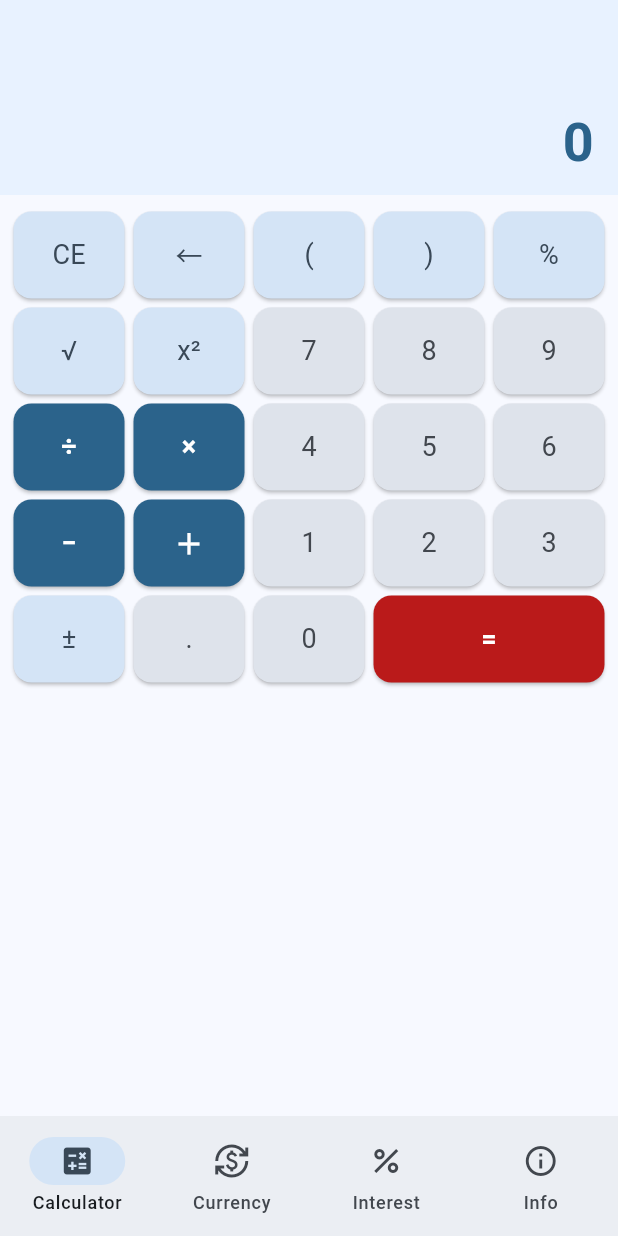
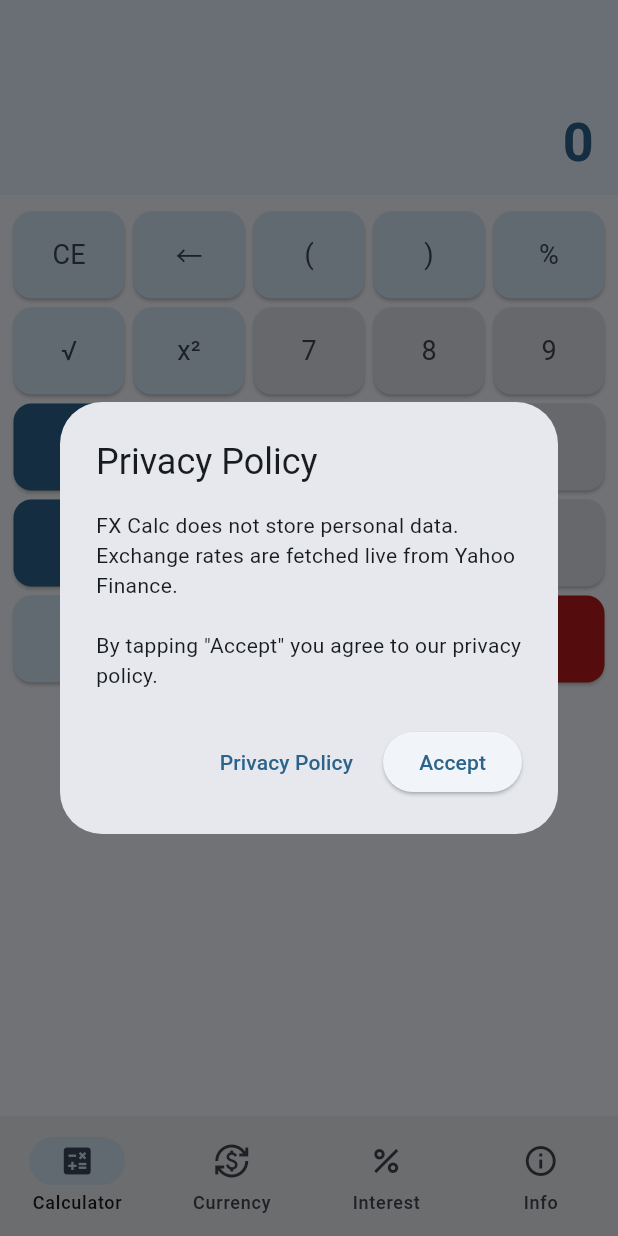
Before and after one commit to StockMonitorCH/fx-calc, a Flutter app: the screen it shows after launch, on a phone screen of 412 x 824 dp. Run offline on Flutter 3.47's test engine with Material 3 defaults, Android fonts, the phone set to English and light mode, and no system bars; our stand-ins replace math_expressions, package_info_plus, shared_preferences; network calls fail; key blocks and very long unbroken strings in the code were emptied for the run.

Commit message:
v1.0.9: Privacy-Consent-Dialog + Round-Icon + Datenschutzerklärung
- Erster-Start-Dialog mit Link zur Privacy Policy (Huawei-Anforderung)
- Privacy Policy Link in Info-Seite
- ic_launcher_round.png für konsistente Icon-Darstellung auf EMUI
- docs/privacy.html für GitHub Pages
- shared_preferences für Consent-Speicherung

Co-Authored-By: Claude Sonnet 4.6 <noreply@anthropic.com>

```diff
--- a/lib/main.dart
+++ b/lib/main.dart
@@ -7,7 +7,12 @@ import 'package:http/http.dart' as http;
 import 'package:intl/intl.dart';
 import 'package:math_expressions/math_expressions.dart';
 import 'package:package_info_plus/package_info_plus.dart';
+import 'package:shared_preferences/shared_preferences.dart';
 import 'package:url_launcher/url_launcher.dart';
+
+// ─── Datenschutz ─────────────────────────────────────────────────────────────
+
+const String kPrivacyUrl = 'https://www.stock-monitor.ch/privacy';
 
 // ─── App-Einstieg ────────────────────────────────────────────────────────────
 
@@ -47,6 +52,27 @@ int _neededDecimals(double v, {int max = 12}) {
   int n = dec.length;
   while (n > 0 && dec[n - 1] == '0') n--;
   return n;
+}
+
+// ─── Tausendertrennzeichen für Eingabe ───────────────────────────────────────
+
+String _thousandFmt(String digits) {
+  final sep = _isDE() ? "'" : ',';
+  final buf = StringBuffer();
+  final offset = digits.length % 3;
+  for (int i = 0; i < digits.length; i++) {
+    if (i > 0 && (i - offset) % 3 == 0) buf.write(sep);
+    buf.write(digits[i]);
+  }
+  return buf.toString();
+}
+
+// Fügt Tausendertrennzeichen in einen Display-String ein (nur Ganzzahl-Teile ≥4 Stellen)
+String _addThousands(String s) {
+  return s.replaceAllMapped(RegExp(r'\d{4,}'), (m) {
+    if (m.start > 0 && s[m.start - 1] == '.') return m.group(0)!;
+    return _thousandFmt(m.group(0)!);
+  });
 }
 
 // ─── Twint QR ────────────────────────────────────────────────────────────────
@@ -196,9 +222,21 @@ class _HomeScreenState extends State<HomeScreen> {
   @override
   void initState() {
     super.initState();
+    WidgetsBinding.instance.addPostFrameCallback((_) => _checkPrivacyConsent());
     if (Platform.isAndroid) {
       Future.delayed(const Duration(seconds: 3), _checkForUpdate);
     }
+  }
+
+  Future<void> _checkPrivacyConsent() async {
+    final prefs = await SharedPreferences.getInstance();
+    final accepted = prefs.getBool('privacy_accepted') ?? false;
+    if (accepted || !mounted) return;
+    await showDialog(
+      context: context,
+      barrierDismissible: false,
+      builder: (_) => _PrivacyConsentDialog(),
+    );
   }
 
   Future<void> _checkForUpdate({bool showUpToDate = false}) async {
@@ -303,12 +341,14 @@ class CalcDisplay extends StatelessWidget {
   final String main;
   final String sub;
   final String history;
+  final bool pendingOp;
 
   const CalcDisplay({
     super.key,
     required this.main,
     this.sub = '',
     this.history = '',
+    this.pendingOp = false,
   });
 
   @override
@@ -317,6 +357,9 @@ class CalcDisplay extends StatelessWidget {
     final fs = main.length <= 9 ? 36.0
         : main.length <= 14 ? 26.0
         : main.length <= 20 ? 20.0 : 15.0;
+
+    final mainStyle = TextStyle(
+        fontSize: fs, fontWeight: FontWeight.bold, color: cs.primary);
 
     return SizedBox(
       height: 130,
@@ -333,13 +376,21 @@ class CalcDisplay extends StatelessWidget {
                   style: TextStyle(fontSize: 12, color: cs.onSurface.withValues(alpha: 0.5)),
                   textAlign: TextAlign.right),
             const Spacer(),
-            Text(main,
-                style: TextStyle(
-                    fontSize: fs,
-                    fontWeight: FontWeight.bold,
-                    color: cs.primary),
+            if (pendingOp && main.isNotEmpty)
+              RichText(
                 textAlign: TextAlign.right,
-                maxLines: 2),
+                maxLines: 2,
+                text: TextSpan(
+                  style: mainStyle,
+                  children: [
+                    TextSpan(text: main.substring(0, main.length - 1)),
+                    TextSpan(text: main[main.length - 1],
+                        style: TextStyle(color: cs.error)),
+                  ],
+                ),
+              )
+            else
+              Text(main, style: mainStyle, textAlign: TextAlign.right, maxLines: 2),
             if (sub.isNotEmpty)
               Text(sub,
                   style: TextStyle(fontSize: 12, color: cs.onSurface.withValues(alpha: 0.6)),
@@ -367,6 +418,7 @@ class _CalculatorPageState extends State<CalculatorPage> {
   String _hist     = '';
   String _histFull = '';   // vollständige Rechnung z.B. "1234 × 5.6 = 6'910.4"
   bool   _eval     = false;
+  bool   _pendingOp = false; // = nach unvollständiger Eingabe (z.B. 5+= )
 
   @override
   void initState() {
@@ -384,11 +436,13 @@ class _CalculatorPageState extends State<CalculatorPage> {
   String get _displayText {
     final d = _disp.isEmpty ? '0' : _disp;
     final open = '('.allMatches(d).length - ')'.allMatches(d).length;
-    return open > 0 ? d + ')' * open : d;
+    final s = open > 0 ? d + ')' * open : d;
+    return _addThousands(s);
   }
 
   void _btn(String t) {
     setState(() {
+      if (t != '=') _pendingOp = false;
       if (t == 'CE') {
         _expr = ''; _disp = ''; _hist = ''; _histFull = ''; _eval = false; return;
       }
@@ -405,7 +459,7 @@ class _CalculatorPageState extends State<CalculatorPage> {
       }
       if (t == '=') { _evaluate(); return; }
 
-      if (_eval && !['＋','−','×','÷','%','²'].any((op) => t == op)) {
+      if (_eval && !['＋','−','×','÷','%','x²'].any((op) => t == op)) {
         _expr = ''; _disp = '';
       }
       _eval = false;
@@ -442,6 +496,13 @@ class _CalculatorPageState extends State<CalculatorPage> {
 
   void _evaluate() {
     if (_expr.isEmpty) return;
+
+    // Ausdruck endet mit binärem Operator → Operator rot anzeigen, warten
+    if (RegExp(r'[+\-*/]$').hasMatch(_expr)) {
+      setState(() => _pendingOp = true);
+      return;
+    }
+
     final open = '('.allMatches(_expr).length - ')'.allMatches(_expr).length;
     final evalStr = _expr + ')' * (open > 0 ? open : 0);
     final dispStr = _disp + ')' * (open > 0 ? open : 0);
@@ -458,12 +519,13 @@ class _CalculatorPageState extends State<CalculatorPage> {
         _disp = rs;
         _expr = result.toString();
         _eval = true;
+        _pendingOp = false;
         widget.onResult(result);
       });
     } catch (_) {
       setState(() {
         _disp = tr('Fehler', 'Error');
-        _expr = ''; _eval = false;
+        _expr = ''; _eval = false; _pendingOp = false;
       });
     }
   }
@@ -503,7 +565,7 @@ class _CalculatorPageState extends State<CalculatorPage> {
     return SafeArea(
       child: Column(
         children: [
-          CalcDisplay(main: _displayText),
+          CalcDisplay(main: _displayText, pendingOp: _pendingOp),
           Expanded(
             child: Padding(
               padding: const EdgeInsets.fromLTRB(6, 8, 6, 4),
@@ -1067,6 +1129,42 @@ class _SavingsPageState extends State<SavingsPage> {
   }
 }
 
+// ─── Privacy-Consent-Dialog ──────────────────────────────────────────────────
+
+class _PrivacyConsentDialog extends StatelessWidget {
+  @override
+  Widget build(BuildContext context) {
+    return AlertDialog(
+      title: Text(tr('Datenschutz', 'Privacy Policy')),
+      content: Text(tr(
+        'FX Calc speichert keine persönlichen Daten. Wechselkurse werden live '
+        'von Yahoo Finance abgerufen.\n\n'
+        'Mit «Akzeptieren» stimmst du unserer Datenschutzerklärung zu.',
+        'FX Calc does not store personal data. Exchange rates are fetched live '
+        'from Yahoo Finance.\n\n'
+        'By tapping "Accept" you agree to our privacy policy.',
+      )),
+      actions: [
+        TextButton(
+          onPressed: () => launchUrl(
+            Uri.parse(kPrivacyUrl),
+            mode: LaunchMode.externalApplication,
+          ),
+          child: Text(tr('Datenschutzerklärung', 'Privacy Policy')),
+        ),
+        ElevatedButton(
+          onPressed: () async {
+            final prefs = await SharedPreferences.getInstance();
+            await prefs.setBool('privacy_accepted', true);
+            if (context.mounted) Navigator.of(context).pop();
+          },
+          child: Text(tr('Akzeptieren', 'Accept')),
+        ),
+      ],
+    );
+  }
+}
+
 // ─── Update-Dialog ───────────────────────────────────────────────────────────
 
 class _UpdateDialog extends StatelessWidget {
@@ -1234,6 +1332,16 @@ class _InfoPageState extends State<InfoPage> {
               ),
             ),
             const SizedBox(height: 12),
+            TextButton(
+              onPressed: () => launchUrl(
+                Uri.parse(kPrivacyUrl),
+                mode: LaunchMode.externalApplication,
+              ),
+              child: Text(
+                tr('Datenschutzerklärung', 'Privacy Policy'),
+                style: TextStyle(fontSize: 11, color: cs.onSurface.withOpacity(0.5)),
+              ),
+            ),
             Text(_version, style: TextStyle(fontSize: 11, color: cs.onSurface.withOpacity(0.4))),
           ],
         ),
--- a/pubspec.yaml
+++ b/pubspec.yaml
@@ -3,7 +3,7 @@ description: FX Calc – Calculator & Currency Converter
 
 publish_to: 'none'
 
-version: 1.0.7+9
+version: 1.0.9+11
 
 environment:
   sdk: '>=3.3.0 <4.0.0'
@@ -20,6 +20,7 @@ dependencies:
   path_provider: ^2.1.3
   open_file: ^3.3.2
   package_info_plus: ^8.0.2
+  shared_preferences: ^2.3.4
 
 dev_dependencies:
   flutter_test:
```
Also changed, not shown: pubspec.lock, 1 other file.
